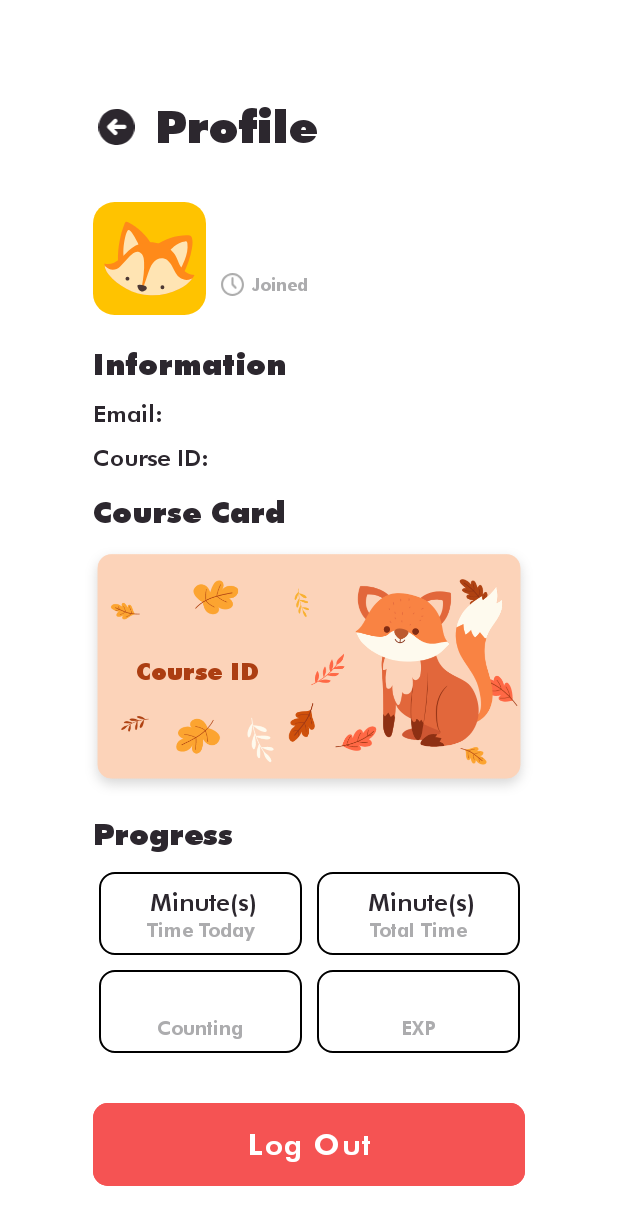
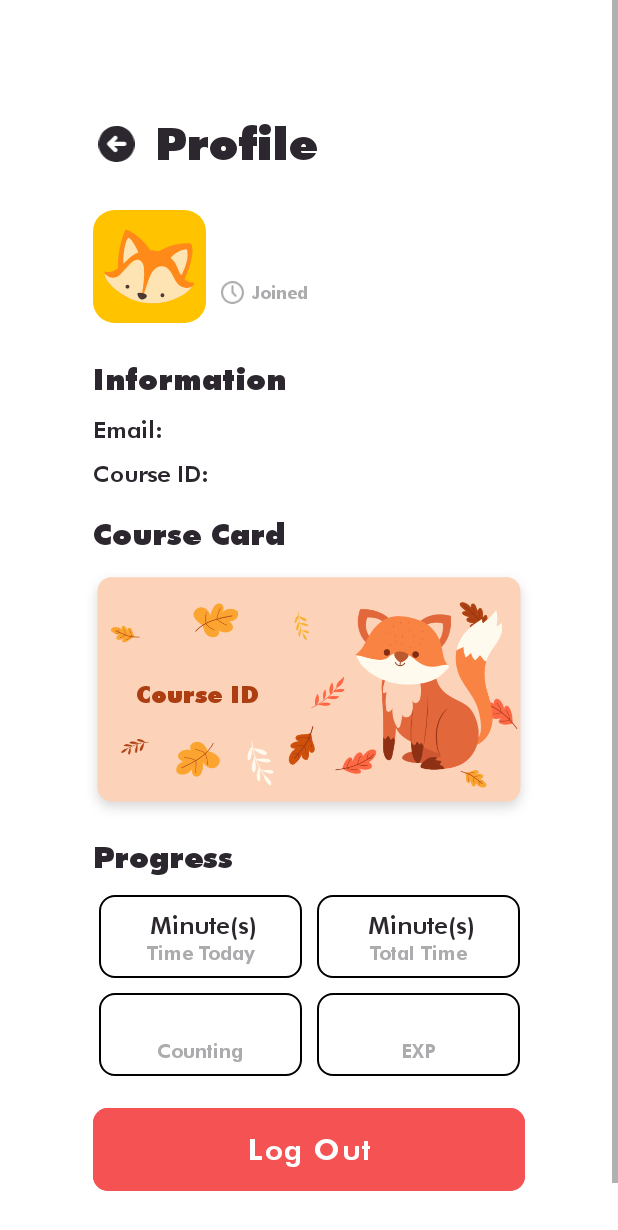
Before and after one commit to Scleepy/LnTFinalProject_Mobile-A_Daniel-Yohanes, an Android app: the UserProfile screen opened directly, with no data from a screen before it, on a phone screen of 412 x 824 dp. Shown: the top 1230 px of the screen. Run offline under Robolectric (Android 15) with nearby library versions, the phone set to English and light mode, and no system bars; 1 statement that could not run was skipped.

Commit message:
Fixed Layout

```diff
--- a/app/src/main/res/drawable-v24/userfieldwhite.xml
+++ b/app/src/main/res/drawable-v24/userfieldwhite.xml
@@ -2,8 +2,8 @@
 <selector xmlns:android="http://schemas.android.com/apk/res/android">
     <item>
         <shape android:shape="rectangle">
-            <solid android:color="#FFFFFF"></solid>
-            <corners android:radius="30dp"></corners>
+            <solid android:color="#FFFFFF"/>
+            <corners android:radius="30dp"/>
         </shape>
     </item>
 </selector>
--- a/app/src/main/res/layout/activity_user_profile.xml
+++ b/app/src/main/res/layout/activity_user_profile.xml
@@ -1,17 +1,22 @@
 <?xml version="1.0" encoding="utf-8"?>
-<androidx.constraintlayout.widget.ConstraintLayout xmlns:android="http://schemas.android.com/apk/res/android"
+<ScrollView xmlns:android="http://schemas.android.com/apk/res/android"
     xmlns:app="http://schemas.android.com/apk/res-auto"
     xmlns:tools="http://schemas.android.com/tools"
     android:layout_width="match_parent"
     android:layout_height="match_parent"
-    tools:context=".UserProfile">
+    tools:context=".UserProfile"
+    android:fillViewport="true">
+
+    <androidx.constraintlayout.widget.ConstraintLayout
+        android:layout_width="match_parent"
+        android:layout_height="wrap_content">
 
         <androidx.constraintlayout.widget.Guideline
             android:id="@+id/guidelineTextProfile"
             android:layout_width="wrap_content"
             android:layout_height="wrap_content"
             android:orientation="horizontal"
-        app:layout_constraintGuide_percent="0.08" />
+            app:layout_constraintGuide_percent="0.09" />
 
         <androidx.constraintlayout.widget.Guideline
             android:id="@+id/guidelineProfileSection"
@@ -32,7 +37,7 @@
             android:layout_width="wrap_content"
             android:layout_height="wrap_content"
             android:orientation="horizontal"
-        app:layout_constraintGuide_percent="0.4" />
+            app:layout_constraintGuide_percent="0.40" />
 
         <androidx.constraintlayout.widget.ConstraintLayout
             android:layout_width="0dp"
@@ -292,7 +297,7 @@
             android:layout_width="wrap_content"
             android:layout_height="wrap_content"
             android:orientation="horizontal"
-        app:layout_constraintGuide_percent="0.66" />
+            app:layout_constraintGuide_percent="0.65" />
 
         <TextView
             android:id="@+id/titleProgress"
@@ -554,10 +559,21 @@
             android:textAllCaps="false"
             android:textSize="20sp"
             app:cornerRadius="10dp"
-        app:layout_constraintBottom_toBottomOf="parent"
+            android:layout_marginTop="15dp"
+            app:layout_constraintBottom_toBottomOf="@id/guidelineProfileEnd"
             app:layout_constraintEnd_toEndOf="parent"
             app:layout_constraintStart_toStartOf="parent"
             app:layout_constraintTop_toBottomOf="@+id/constraintLayout"
             app:layout_constraintWidth_percent="0.7" />
 
+
+        <androidx.constraintlayout.widget.Guideline
+            android:id="@+id/guidelineProfileEnd"
+            android:layout_width="wrap_content"
+            android:layout_height="wrap_content"
+            android:orientation="horizontal"
+            app:layout_constraintGuide_percent="0.93" />
+
     </androidx.constraintlayout.widget.ConstraintLayout>
+
+</ScrollView>
```
Also changed, not shown: app/src/main/res/layout/fragment_area.xml (+6 -6 lines), app/src/main/res/layout/fragment_volume.xml (+4 -4 lines), app/src/main/res/drawable/areatriangle.png (deleted), app/src/main/res/drawable/formulatrianglenew.png (added). Lines whose indentation alone changed are shown as unchanged.
